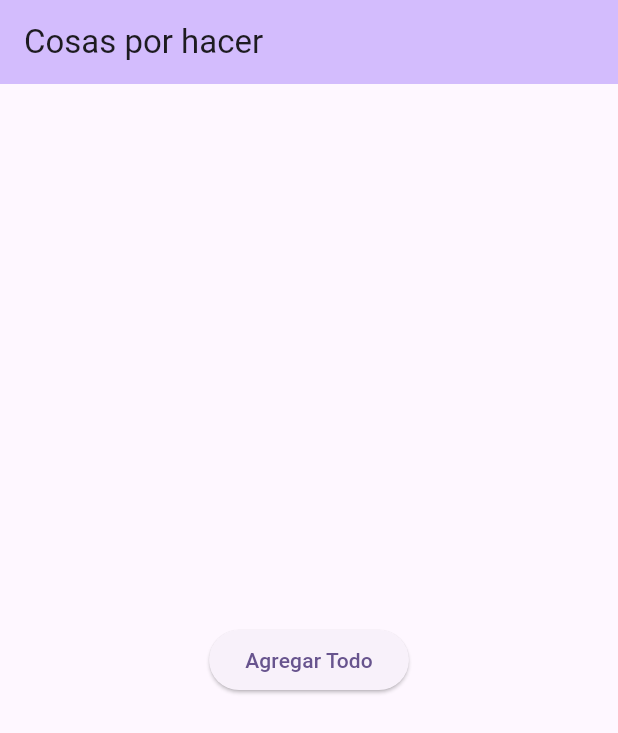
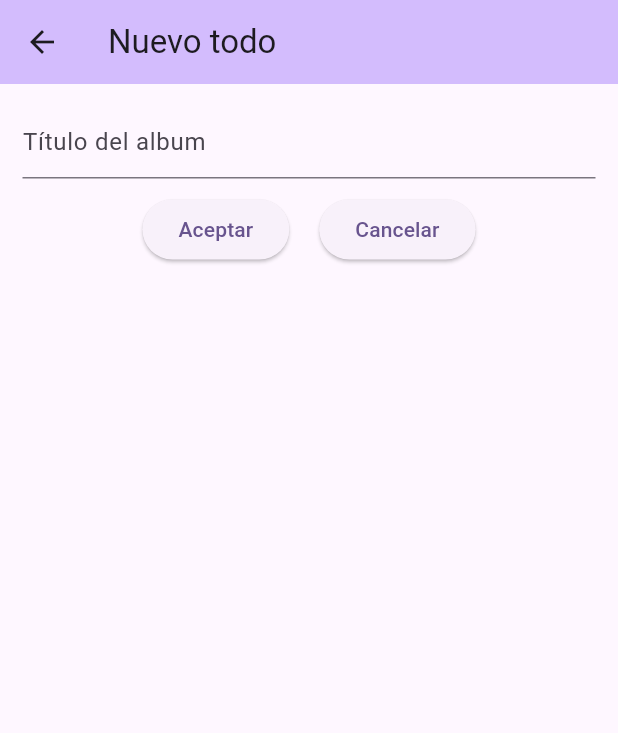
Before and after one commit to omrodriguez/ejemplo_persistencia, a Flutter app: the screen it shows after launch, after a tap on "Agregar Todo", on a phone screen of 412 x 824 dp. Shown: the top 733 px of the screen. Run offline on Flutter 3.47's test engine with Material 2 defaults, Android fonts, the phone set to English and light mode, and no system bars; our stand-ins replace shared_preferences, sqflite, sqflite_common_ffi; accounts and stored records are empty; network calls fail.

```diff
--- a/lib/remote_http/todo.dart
+++ b/lib/remote_http/todo.dart
@@ -7,10 +7,10 @@ class Todo {
   Todo(this.userId, this.id, this.title, this.completed);
 
   Todo.fromJson(Map<String, dynamic> json)
-    : userId = json['userId'],
-      id = json['id'],
+    : userId = json['userId']??1,
+      id = json['id']??0,
       title = json['title'],
-      completed = json['completed'];
+      completed = json['completed']?? false;
 
   Map<String, dynamic> toJson() => {
     'userId': userId,
--- /dev/null
+++ b/lib/remote_http/todo_form.dart
@@ -0,0 +1,70 @@
+import 'package:flutter/material.dart';
+import 'todo.dart';
+
+class TodoForm extends StatefulWidget {
+  const TodoForm({super.key});
+
+  @override
+  State<TodoForm> createState() => _TodoFormState();
+}
+
+class _TodoFormState extends State<TodoForm> {
+  final GlobalKey<FormState> _formkey = GlobalKey<FormState>();
+  final TextEditingController ctrTitle = TextEditingController();
+
+  @override
+  void dispose() {
+    ctrTitle.dispose();
+    super.dispose();
+  }
+
+  @override
+  Widget build(BuildContext context) {
+    return Scaffold(
+      appBar: AppBar(
+        backgroundColor: Theme.of(context).colorScheme.inversePrimary,
+        title: const Text("Nuevo todo"),
+      ),
+      body: Padding(
+        padding: const EdgeInsets.all(15.0),
+        child: Center(
+          child: Form(
+            key: _formkey,
+            child: Column(
+              children: [
+                TextFormField(
+                  decoration: const InputDecoration(
+                    hintText: 'Título del album',
+                  ),
+                  controller: ctrTitle,
+                  validator: (String? valor) {
+                    if (valor == null || valor.isEmpty) {
+                      return 'Proporcione la tarea por hacer';
+                    } return null;
+                  },),
+                const SizedBox(height: 10.0,),
+                Row(
+                  mainAxisAlignment: MainAxisAlignment.center,
+                  children: [
+                  ElevatedButton(
+                    onPressed: _validar,
+                    child: const Text("Aceptar")),
+                  const SizedBox(width: 20.0,),
+                  ElevatedButton(
+                    onPressed: () => Navigator.of(context).pop(),
+                    child: const Text("Cancelar")),
+                ],)]),)),));}
+
+  void _validar() {
+    final form = _formkey.currentState;
+    if (form?.validate() == false) {
+      return;
+    }
+    final Todo todo = Todo(
+        10,
+        1,
+        ctrTitle.text,
+        false,
+    );
+    Navigator.pop(context, todo);
+  }}
--- a/lib/remote_http/todos_list.dart
+++ b/lib/remote_http/todos_list.dart
@@ -2,6 +2,7 @@ import 'package:flutter/material.dart';
 import 'package:provider/provider.dart';
 import 'todo_provider.dart';
 import 'todo.dart';
+import 'todo_form.dart';
 
 class TodosLista extends StatefulWidget {
 
@@ -41,9 +42,18 @@ class _TodosListaState extends State<TodosLista> {
           padding: const EdgeInsets.all(20.0),
           child: Center(
             child: ElevatedButton(
-              onPressed: () { },
+              onPressed: () { nuevoTodo(context); },
               child: const Text("Agregar Todo"),
-            )),),);}
+            )),),
+      floatingActionButton: FloatingActionButton(
+        onPressed: () {
+          nuevoTodo(context);
+        },
+        tooltip: 'Nuevo todo',
+        child: const Icon(Icons.add),
+      ),
+    );
+  }
 
   List<Widget> crearLista() {
     final List<Widget> lista = <Widget>[];
@@ -51,11 +61,19 @@ class _TodosListaState extends State<TodosLista> {
       Todo todo = todosProvider.getTodoByIndex(i);
       lista.add(
         ListTile(
-          leading: const Icon(Icons.album),
+          leading: Checkbox(
+            value: todo.completed,
+            onChanged: (_) {
+              todo.completed = !todo.completed;
+              todosProvider.actualizarTodo(todo);
+            } ),
           title: Text(todo.title),
           subtitle: Text("User Id: ${todo.userId}, id: ${todo.id}"),
-          //trailing: SizedBox(height: 30, width: 145,
-          //  child: crearButtonsBar(i)),
+          trailing: IconButton(
+            icon: const Icon(Icons.delete),
+            onPressed: () {
+              todosProvider.eliminarTodo(todo);
+            },),
           textColor: Colors.white,
           tileColor: todo.completed? Colors.green : Colors.lightBlue,
           selectedColor: Colors.amberAccent.shade100,
@@ -66,6 +84,17 @@ class _TodosListaState extends State<TodosLista> {
     return lista;
   }
 
+  Future<void> nuevoTodo(BuildContext context) async {
+    final Todo? todo = await Navigator.push(context,
+      MaterialPageRoute(
+        builder: (context) => const TodoForm(),)
+    );
+
+    if (todo != null) {
+      todosProvider.agregarTodo(todo.title);
+    }
+  }
+
   void albumTapped(int i) {
     setState(() {
       selectedTodo = i;
```
Also changed, not shown: lib/remote_http/http_controller.dart (+52 -1 lines), lib/remote_http/todo_form_update.dart (added, +71 -0 lines), lib/remote_http/todo_provider.dart (+19 -0 lines).
